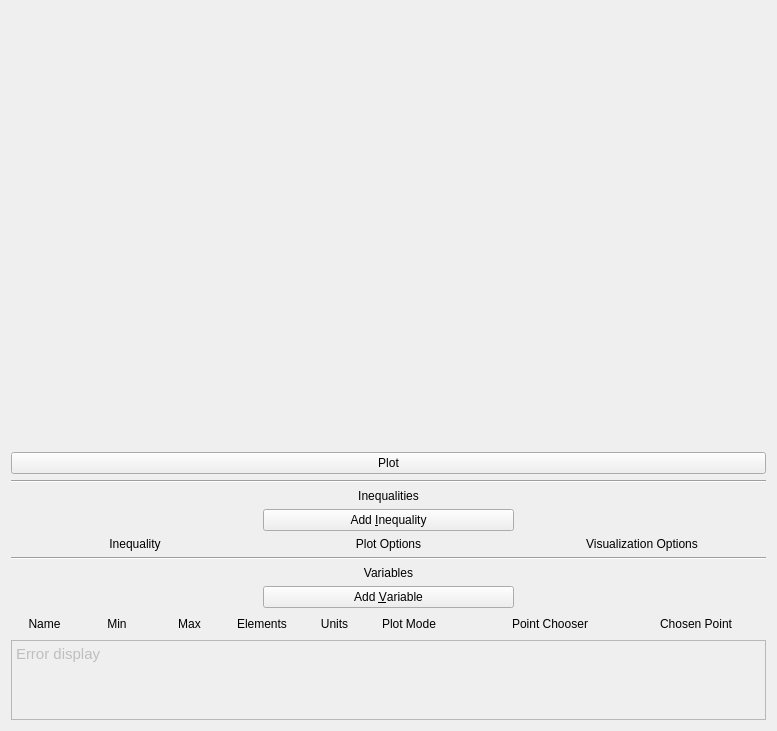
First picture: the form in bareminimumplotter.ui, repository xpcoffee/plotus, before the edit.
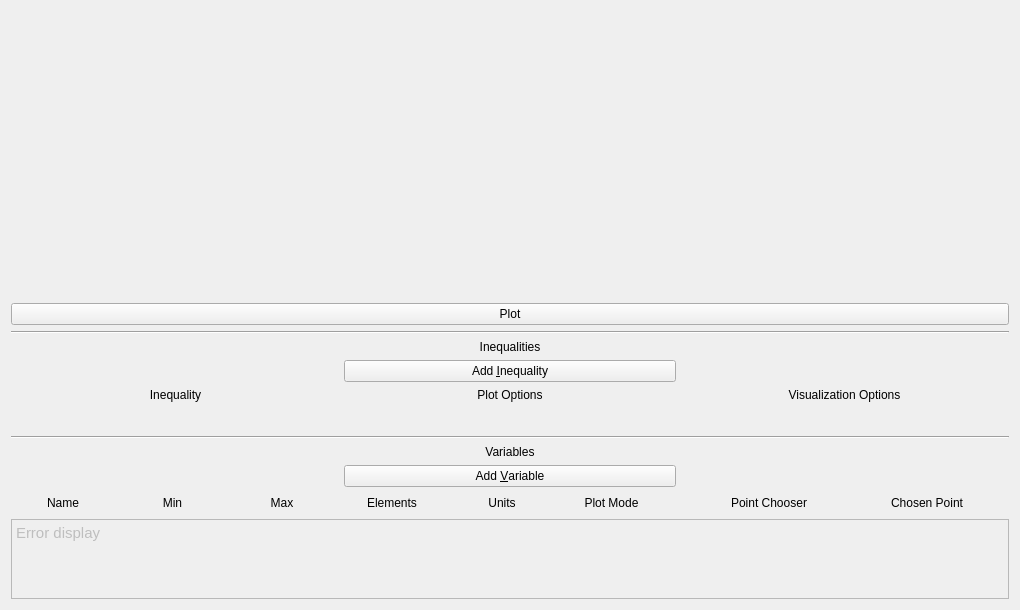
Second picture: the form after the edit. Custom widgets are drawn as their Qt base class.

Commit message: added scrollable inequality input region. added error display (functionality not yet coded).

Patch:
```diff
--- a/bareminimumplotter.ui
+++ b/bareminimumplotter.ui
@@ -6,8 +6,8 @@
    <rect>
     <x>0</x>
     <y>0</y>
-    <width>777</width>
-    <height>731</height>
+    <width>1020</width>
+    <height>610</height>
    </rect>
   </property>
   <property name="windowTitle">
@@ -15,6 +15,44 @@
   </property>
   <widget class="QWidget" name="centralWidget">
    <layout class="QGridLayout" name="gridLayout">
+    <item row="15" column="0">
+     <widget class="QTextEdit" name="textEditError">
+      <property name="enabled">
+       <bool>false</bool>
+      </property>
+      <property name="sizePolicy">
+       <sizepolicy hsizetype="Expanding" vsizetype="Fixed">
+        <horstretch>0</horstretch>
+        <verstretch>0</verstretch>
+       </sizepolicy>
+      </property>
+      <property name="minimumSize">
+       <size>
+        <width>0</width>
+        <height>50</height>
+       </size>
+      </property>
+      <property name="maximumSize">
+       <size>
+        <width>16777215</width>
+        <height>80</height>
+       </size>
+      </property>
+      <property name="baseSize">
+       <size>
+        <width>0</width>
+        <height>50</height>
+       </size>
+      </property>
+      <property name="html">
+       <string>&lt;!DOCTYPE HTML PUBLIC &quot;-//W3C//DTD HTML 4.0//EN&quot; &quot;http://www.w3.org/TR/REC-html40/strict.dtd&quot;&gt;
+&lt;html&gt;&lt;head&gt;&lt;meta name=&quot;qrichtext&quot; content=&quot;1&quot; /&gt;&lt;style type=&quot;text/css&quot;&gt;
+p, li { white-space: pre-wrap; }
+&lt;/style&gt;&lt;/head&gt;&lt;body style=&quot; font-family:'Ubuntu'; font-size:11pt; font-weight:400; font-style:normal;&quot;&gt;
+&lt;p style=&quot; margin-top:0px; margin-bottom:0px; margin-left:0px; margin-right:0px; -qt-block-indent:0; text-indent:0px;&quot;&gt;Error display&lt;/p&gt;&lt;/body&gt;&lt;/html&gt;</string>
+      </property>
+     </widget>
+    </item>
     <item row="0" column="0">
      <widget class="QCustomPlot" name="plotter" native="true">
       <property name="sizePolicy">
@@ -37,7 +75,7 @@
       </property>
      </widget>
     </item>
-    <item row="12" column="0">
+    <item row="13" column="0">
      <layout class="QHBoxLayout" name="layout_VariableLabels">
       <property name="bottomMargin">
        <number>0</number>
@@ -228,7 +266,7 @@
       </item>
      </layout>
     </item>
-    <item row="8" column="0">
+    <item row="9" column="0">
      <widget class="QLabel" name="label_Variables">
       <property name="layoutDirection">
        <enum>Qt::LeftToRight</enum>
@@ -241,7 +279,7 @@
       </property>
      </widget>
     </item>
-    <item row="9" column="0">
+    <item row="10" column="0">
      <layout class="QHBoxLayout" name="layout_AddVariable">
       <property name="bottomMargin">
        <number>0</number>
@@ -287,9 +325,6 @@
       </item>
      </layout>
     </item>
-    <item row="6" column="0">
-     <layout class="QVBoxLayout" name="layout_Inequality"/>
-    </item>
     <item row="5" column="0">
      <layout class="QHBoxLayout" name="layout_InequalityLabels">
       <item>
@@ -324,23 +359,20 @@
       </item>
      </layout>
     </item>
-    <item row="7" column="0">
+    <item row="8" column="0">
      <widget class="Line" name="line_Variables">
       <property name="orientation">
        <enum>Qt::Horizontal</enum>
       </property>
      </widget>
     </item>
-    <item row="13" column="0">
-     <layout class="QVBoxLayout" name="layout_Variable"/>
-    </item>
     <item row="14" column="0">
-     <widget class="QTextEdit" name="textEditError">
-      <property name="enabled">
-       <bool>false</bool>
-      </property>
+     <layout class="QVBoxLayout" name="layout_Variable"/>
+    </item>
+    <item row="7" column="0">
+     <widget class="QWidget" name="containerInequalityInputs" native="true">
       <property name="sizePolicy">
-       <sizepolicy hsizetype="Expanding" vsizetype="Fixed">
+       <sizepolicy hsizetype="Expanding" vsizetype="Expanding">
         <horstretch>0</horstretch>
         <verstretch>0</verstretch>
        </sizepolicy>
@@ -348,28 +380,26 @@
       <property name="minimumSize">
        <size>
         <width>0</width>
-        <height>50</height>
+        <height>0</height>
        </size>
       </property>
       <property name="maximumSize">
        <size>
         <width>16777215</width>
-        <height>80</height>
+        <height>0</height>
        </size>
       </property>
       <property name="baseSize">
        <size>
         <width>0</width>
-        <height>50</height>
+        <height>0</height>
        </size>
       </property>
-      <property name="html">
-       <string>&lt;!DOCTYPE HTML PUBLIC &quot;-//W3C//DTD HTML 4.0//EN&quot; &quot;http://www.w3.org/TR/REC-html40/strict.dtd&quot;&gt;
-&lt;html&gt;&lt;head&gt;&lt;meta name=&quot;qrichtext&quot; content=&quot;1&quot; /&gt;&lt;style type=&quot;text/css&quot;&gt;
-p, li { white-space: pre-wrap; }
-&lt;/style&gt;&lt;/head&gt;&lt;body style=&quot; font-family:'Ubuntu'; font-size:11pt; font-weight:400; font-style:normal;&quot;&gt;
-&lt;p style=&quot; margin-top:0px; margin-bottom:0px; margin-left:0px; margin-right:0px; -qt-block-indent:0; text-indent:0px;&quot;&gt;Error display&lt;/p&gt;&lt;/body&gt;&lt;/html&gt;</string>
-      </property>
+      <layout class="QVBoxLayout" name="layout_Inequality">
+       <property name="sizeConstraint">
+        <enum>QLayout::SetMinAndMaxSize</enum>
+       </property>
+      </layout>
      </widget>
     </item>
    </layout>
```
The commit also changes 5 other files.
